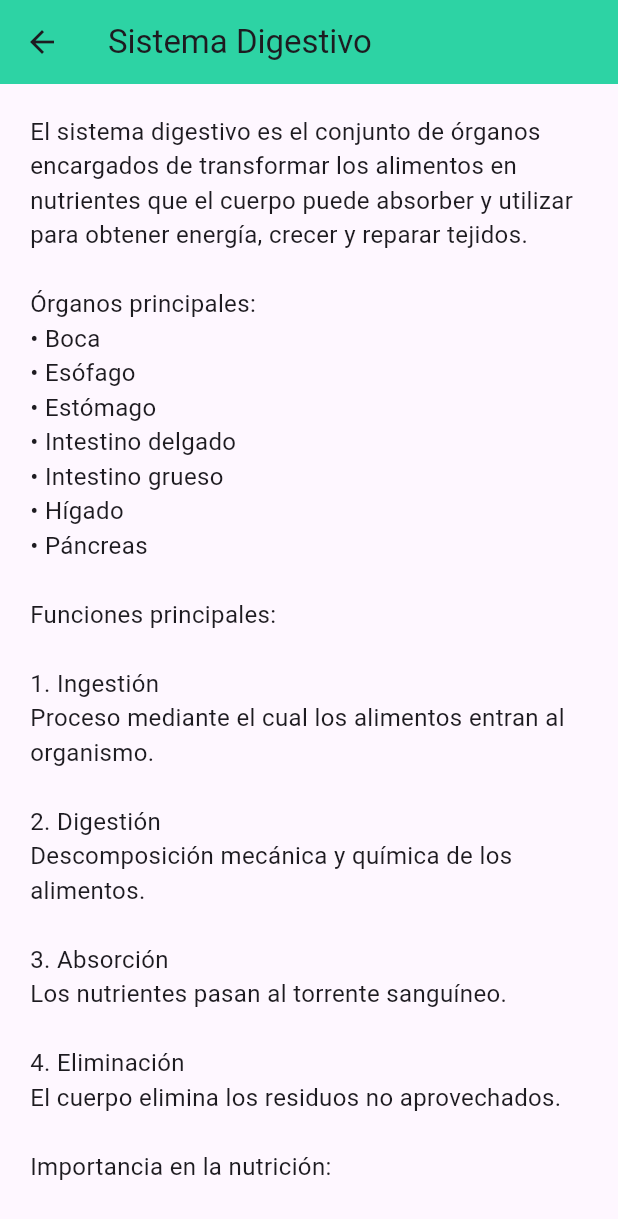
After one commit to Martin380mx/nustrak, a Flutter app: the Submodulo2Page screen opened directly, after a tap on "Sistema digestivo", on a phone screen of 412 x 824 dp. The commit adds this screen. Shown: the top 1219 px of the screen. Run offline on Flutter 3.47's test engine with Material 3 defaults, Android fonts, the phone set to English and light mode, and no system bars; network calls fail.

Commit message:
Modificaciones de temas y submodulos

```diff
--- /dev/null
+++ b/lib/contenido/homeostasis.dart
@@ -0,0 +1,50 @@
+import 'package:flutter/material.dart';
+
+class HomeostasisPage extends StatelessWidget {
+  const HomeostasisPage({super.key});
+
+  @override
+  Widget build(BuildContext context) {
+    return Scaffold(
+      appBar: AppBar(
+        title: const Text("Homeostasis"),
+        backgroundColor: const Color(0xFF2DD3A4),
+      ),
+      body: const Padding(
+        padding: EdgeInsets.all(20),
+        child: SingleChildScrollView(
+          child: Text(
+"""
+La homeostasis es la capacidad del organismo para mantener condiciones internas estables a pesar de cambios en el entorno.
+
+El cuerpo humano regula constantemente:
+
+• Temperatura corporal
+• Nivel de glucosa en sangre
+• Presión arterial
+• Equilibrio de líquidos
+• pH sanguíneo
+
+Ejemplo de homeostasis:
+
+Cuando la temperatura corporal aumenta, el cuerpo produce sudor para enfriarse.
+
+Cuando la glucosa en sangre aumenta, el páncreas libera insulina para disminuirla.
+
+Sistemas que participan en la homeostasis:
+
+• Sistema nervioso
+• Sistema endocrino
+• Sistema circulatorio
+
+Importancia:
+
+La homeostasis permite que el organismo funcione correctamente y se adapte a los cambios del ambiente.
+""",
+            style: TextStyle(fontSize: 16),
+          ),
+        ),
+      ),
+    );
+  }
+}
--- /dev/null
+++ b/lib/contenido/organos_cuerpo.dart
@@ -0,0 +1,48 @@
+import 'package:flutter/material.dart';
+
+class OrganosCuerpoPage extends StatelessWidget {
+  const OrganosCuerpoPage({super.key});
+
+  @override
+  Widget build(BuildContext context) {
+    return Scaffold(
+      appBar: AppBar(
+        title: const Text("Órganos del Cuerpo"),
+        backgroundColor: const Color(0xFF2DD3A4),
+      ),
+      body: const Padding(
+        padding: EdgeInsets.all(20),
+        child: SingleChildScrollView(
+          child: Text(
+"""
+Los órganos del cuerpo humano son estructuras formadas por tejidos que cumplen funciones específicas para mantener la vida.
+
+Órganos principales del cuerpo:
+
+Cerebro:
+Controla todas las funciones del cuerpo y procesa la información.
+
+Corazón:
+Bombea la sangre a todo el organismo.
+
+Pulmones:
+Permiten el intercambio de oxígeno y dióxido de carbono.
+
+Hígado:
+Procesa nutrientes y elimina toxinas.
+
+Riñones:
+Filtran la sangre y producen orina.
+
+Estómago:
+Descompone los alimentos con ácidos y enzimas.
+
+Cada órgano trabaja en conjunto con otros sistemas del cuerpo para mantener el equilibrio y funcionamiento adecuado del organismo.
+""",
+            style: TextStyle(fontSize: 16),
+          ),
+        ),
+      ),
+    );
+  }
+}
--- /dev/null
+++ b/lib/contenido/sistema_cicurlatorio.dart
@@ -0,0 +1,54 @@
+import 'package:flutter/material.dart';
+
+class SistemaCirculatorioPage extends StatelessWidget {
+  const SistemaCirculatorioPage({super.key});
+
+  @override
+  Widget build(BuildContext context) {
+    return Scaffold(
+      appBar: AppBar(
+        title: const Text("Sistema Circulatorio"),
+        backgroundColor: const Color(0xFF2DD3A4),
+      ),
+      body: const Padding(
+        padding: EdgeInsets.all(20),
+        child: SingleChildScrollView(
+          child: Text(
+"""
+El sistema circulatorio es el encargado de transportar sangre, oxígeno, nutrientes y hormonas a todas las células del cuerpo.
+
+Componentes principales:
+
+• Corazón
+• Sangre
+• Vasos sanguíneos
+
+Tipos de vasos sanguíneos:
+
+Arterias:
+Transportan sangre desde el corazón hacia el resto del cuerpo.
+
+Venas:
+Llevan la sangre de regreso al corazón.
+
+Capilares:
+Permiten el intercambio de nutrientes y oxígeno con las células.
+
+Funciones principales:
+
+• Transportar oxígeno
+• Distribuir nutrientes
+• Eliminar desechos metabólicos
+• Regular la temperatura corporal
+• Transportar hormonas
+
+Dato interesante:
+El corazón late aproximadamente 100,000 veces al día.
+""",
+            style: TextStyle(fontSize: 16),
+          ),
+        ),
+      ),
+    );
+  }
+}
--- /dev/null
+++ b/lib/contenido/sistema_digestivo.dart
@@ -0,0 +1,56 @@
+import 'package:flutter/material.dart';
+
+class SistemaDigestivoPage extends StatelessWidget {
+  const SistemaDigestivoPage({super.key});
+
+  @override
+  Widget build(BuildContext context) {
+    return Scaffold(
+      appBar: AppBar(
+        title: const Text("Sistema Digestivo"),
+        backgroundColor: const Color(0xFF2DD3A4),
+      ),
+      body: const Padding(
+        padding: EdgeInsets.all(20),
+        child: SingleChildScrollView(
+          child: Text(
+"""
+El sistema digestivo es el conjunto de órganos encargados de transformar los alimentos en nutrientes que el cuerpo puede absorber y utilizar para obtener energía, crecer y reparar tejidos.
+
+Órganos principales:
+• Boca
+• Esófago
+• Estómago
+• Intestino delgado
+• Intestino grueso
+• Hígado
+• Páncreas
+
+Funciones principales:
+
+1. Ingestión
+Proceso mediante el cual los alimentos entran al organismo.
+
+2. Digestión
+Descomposición mecánica y química de los alimentos.
+
+3. Absorción
+Los nutrientes pasan al torrente sanguíneo.
+
+4. Eliminación
+El cuerpo elimina los residuos no aprovechados.
+
+Importancia en la nutrición:
+
+El sistema digestivo permite que los nutrientes como proteínas, carbohidratos, grasas, vitaminas y minerales sean absorbidos por el cuerpo.
+
+Dato importante:
+El intestino delgado mide aproximadamente 6 metros y es donde ocurre la mayor absorción de nutrientes.
+""",
+            style: TextStyle(fontSize: 16),
+          ),
+        ),
+      ),
+    );
+  }
+}
--- /dev/null
+++ b/lib/contenido/sistema_endocrino.dart
@@ -0,0 +1,51 @@
+import 'package:flutter/material.dart';
+
+class SistemaEndocrinoPage extends StatelessWidget {
+  const SistemaEndocrinoPage({super.key});
+
+  @override
+  Widget build(BuildContext context) {
+    return Scaffold(
+      appBar: AppBar(
+        title: const Text("Sistema Endocrino"),
+        backgroundColor: const Color(0xFF2DD3A4),
+      ),
+      body: const Padding(
+        padding: EdgeInsets.all(20),
+        child: SingleChildScrollView(
+          child: Text(
+"""
+El sistema endocrino está formado por glándulas que producen hormonas. Estas hormonas regulan diversas funciones del organismo.
+
+Glándulas principales:
+
+• Hipófisis
+• Tiroides
+• Páncreas
+• Glándulas suprarrenales
+• Ovarios
+• Testículos
+
+Funciones del sistema endocrino:
+
+• Regular el metabolismo
+• Controlar el crecimiento
+• Regular el desarrollo
+• Mantener el equilibrio interno del cuerpo
+• Controlar funciones reproductivas
+
+Ejemplo importante:
+
+La insulina es una hormona producida por el páncreas que regula los niveles de glucosa en la sangre.
+
+Importancia en la nutrición:
+
+Las hormonas influyen directamente en el metabolismo de los nutrientes.
+""",
+            style: TextStyle(fontSize: 16),
+          ),
+        ),
+      ),
+    );
+  }
+}
--- a/lib/temas/submodulo2.dart
+++ b/lib/temas/submodulo2.dart
@@ -1,4 +1,9 @@
 import 'package:flutter/material.dart';
+import '../contenido/sistema_digestivo.dart';
+import '../contenido/sistema_cicurlatorio.dart';
+import '../contenido/sistema_endocrino.dart';
+import '../contenido/organos_cuerpo.dart';
+import '../contenido/homeostasis.dart';
 
 class Submodulo2Page extends StatelessWidget {
   const Submodulo2Page({super.key});
@@ -25,7 +30,58 @@ class Submodulo2Page extends StatelessWidget {
         itemCount: temas.length,
         itemBuilder: (context, index) {
 
-          return Container(
+          return GestureDetector(
+
+            onTap: () {
+
+              if(index == 0){
+                Navigator.push(
+                  context,
+                  MaterialPageRoute(
+                    builder: (context) => const SistemaDigestivoPage(),
+                  ),
+                );
+              }
+
+              if(index == 1){
+                Navigator.push(
+                  context,
+                  MaterialPageRoute(
+                    builder: (context) => const SistemaCirculatorioPage(),
+                  ),
+                );
+              }
+
+              if(index == 2){
+                Navigator.push(
+                  context,
+                  MaterialPageRoute(
+                    builder: (context) => const SistemaEndocrinoPage(),
+                  ),
+                );
+              }
+
+              if(index == 3){
+                Navigator.push(
+                  context,
+                  MaterialPageRoute(
+                    builder: (context) => const OrganosCuerpoPage(),
+                  ),
+                );
+              }
+
+              if(index == 4){
+                Navigator.push(
+                  context,
+                  MaterialPageRoute(
+                    builder: (context) => const HomeostasisPage(),
+                  ),
+                );
+              }
+
+            },
+
+            child: Container(
               margin: const EdgeInsets.only(bottom: 12),
 
               child: Container(
@@ -61,6 +117,7 @@ class Submodulo2Page extends StatelessWidget {
                   ],
                 ),
               ),
+            ),
           );
         },
       ),
```
Lines whose indentation alone changed are shown as unchanged.
